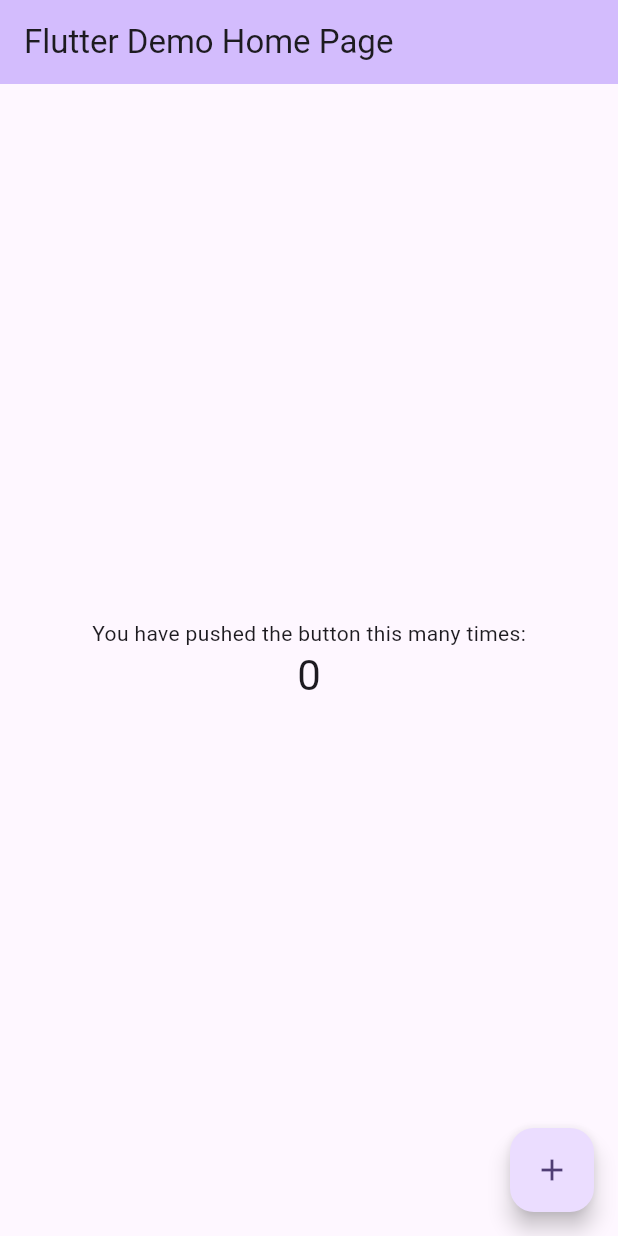
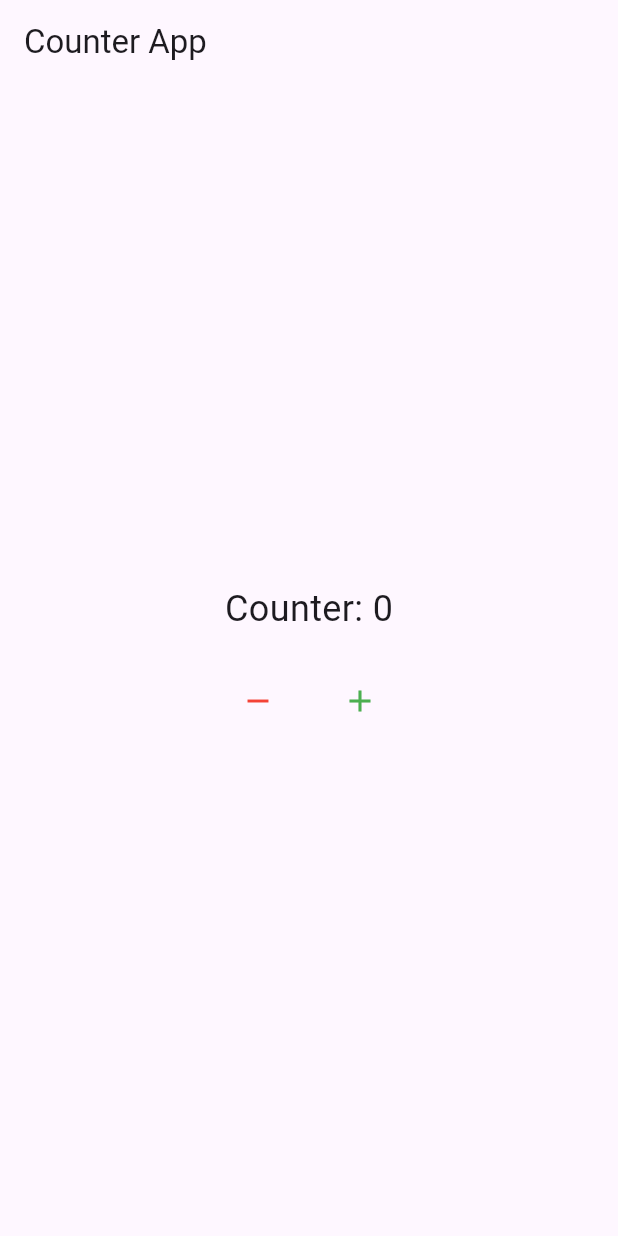
Before and after one commit to omarabolela/getx_viewmodel_example, a Flutter app: the screen it shows after launch, on a phone screen of 412 x 824 dp. Run offline on Flutter 3.47's test engine with Material 3 defaults, Android fonts, the light colour scheme and no system bars; our stand-ins replace get.

Commit message:
basic simple example

```diff
--- a/lib/main.dart
+++ b/lib/main.dart
@@ -1,4 +1,6 @@
 import 'package:flutter/material.dart';
+import 'package:get/get.dart';
+import 'package:getx_viewmodel_example/screens/homepage/homepage_view.dart';
 
 void main() {
   runApp(const MyApp());
@@ -7,119 +9,15 @@
 class MyApp extends StatelessWidget {
   const MyApp({super.key});
 
-  // This widget is the root of your application.
   @override
   Widget build(BuildContext context) {
-    return MaterialApp(
-      title: 'Flutter Demo',
+    return GetMaterialApp(
+      debugShowCheckedModeBanner: false,
+      title: 'Counter App',
       theme: ThemeData(
-        // This is the theme of your application.
-        //
-        // TRY THIS: Try running your application with "flutter run". You'll see
-        // the application has a purple toolbar. Then, without quitting the app,
-        // try changing the seedColor in the colorScheme below to Colors.green
-        // and then invoke "hot reload" (save your changes or press the "hot
-        // reload" button in a Flutter-supported IDE, or press "r" if you used
-        // the command line to start the app).
-        //
-        // Notice that the counter didn't reset back to zero; the application
-        // state is not lost during the reload. To reset the state, use hot
-        // restart instead.
-        //
-        // This works for code too, not just values: Most code changes can be
-        // tested with just a hot reload.
-        colorScheme: ColorScheme.fromSeed(seedColor: Colors.deepPurple),
-        useMaterial3: true,
+        primarySwatch: Colors.blue,
       ),
-      home: const MyHomePage(title: 'Flutter Demo Home Page'),
+      home: const MyHomePage(),
     );
   }
 }
-
-class MyHomePage extends StatefulWidget {
-  const MyHomePage({super.key, required this.title});
-
-  // This widget is the home page of your application. It is stateful, meaning
-  // that it has a State object (defined below) that contains fields that affect
-  // how it looks.
-
-  // This class is the configuration for the state. It holds the values (in this
-  // case the title) provided by the parent (in this case the App widget) and
-  // used by the build method of the State. Fields in a Widget subclass are
-  // always marked "final".
-
-  final String title;
-
-  @override
-  State<MyHomePage> createState() => _MyHomePageState();
-}
-
-class _MyHomePageState extends State<MyHomePage> {
-  int _counter = 0;
-
-  void _incrementCounter() {
-    setState(() {
-      // This call to setState tells the Flutter framework that something has
-      // changed in this State, which causes it to rerun the build method below
-      // so that the display can reflect the updated values. If we changed
-      // _counter without calling setState(), then the build method would not be
-      // called again, and so nothing would appear to happen.
-      _counter++;
-    });
-  }
-
-  @override
-  Widget build(BuildContext context) {
-    // This method is rerun every time setState is called, for instance as done
-    // by the _incrementCounter method above.
-    //
-    // The Flutter framework has been optimized to make rerunning build methods
-    // fast, so that you can just rebuild anything that needs updating rather
-    // than having to individually change instances of widgets.
-    return Scaffold(
-      appBar: AppBar(
-        // TRY THIS: Try changing the color here to a specific color (to
-        // Colors.amber, perhaps?) and trigger a hot reload to see the AppBar
-        // change color while the other colors stay the same.
-        backgroundColor: Theme.of(context).colorScheme.inversePrimary,
-        // Here we take the value from the MyHomePage object that was created by
-        // the App.build method, and use it to set our appbar title.
-        title: Text(widget.title),
-      ),
-      body: Center(
-        // Center is a layout widget. It takes a single child and positions it
-        // in the middle of the parent.
-        child: Column(
-          // Column is also a layout widget. It takes a list of children and
-          // arranges them vertically. By default, it sizes itself to fit its
-          // children horizontally, and tries to be as tall as its parent.
-          //
-          // Column has various properties to control how it sizes itself and
-          // how it positions its children. Here we use mainAxisAlignment to
-          // center the children vertically; the main axis here is the vertical
-          // axis because Columns are vertical (the cross axis would be
-          // horizontal).
-          //
-          // TRY THIS: Invoke "debug painting" (choose the "Toggle Debug Paint"
-          // action in the IDE, or press "p" in the console), to see the
-          // wireframe for each widget.
-          mainAxisAlignment: MainAxisAlignment.center,
-          children: <Widget>[
-            const Text(
-              'You have pushed the button this many times:',
-            ),
-            Text(
-              '$_counter',
-              style: Theme.of(context).textTheme.headlineMedium,
-            ),
-          ],
-        ),
-      ),
-      floatingActionButton: FloatingActionButton(
-        onPressed: _incrementCounter,
-        tooltip: 'Increment',
-        child: const Icon(Icons.add),
-      ), // This trailing comma makes auto-formatting nicer for build methods.
-    );
-  }
-}
--- /dev/null
+++ b/lib/screens/homepage/homepage_view.dart
@@ -0,0 +1,48 @@
+import 'package:flutter/material.dart';
+import 'package:get/get_state_manager/src/simple/get_state.dart';
+import 'package:getx_viewmodel_example/screens/homepage/homepage_viewmodel.dart';
+
+class MyHomePage extends StatelessWidget {
+  const MyHomePage({super.key});
+
+  @override
+  Widget build(BuildContext context) {
+    return GetBuilder<CounterController>(
+        init: CounterController(),
+        builder: (viewmodel) {
+          return Scaffold(
+            appBar: AppBar(
+              title: const Text('Counter App'),
+            ),
+            body: Center(
+              child: Column(
+                mainAxisAlignment: MainAxisAlignment.center,
+                children: [
+                  Text(
+                    'Counter: ${viewmodel.counter}',
+                    style: const TextStyle(fontSize: 24),
+                  ),
+                  const SizedBox(height: 20),
+                  Row(
+                    mainAxisAlignment: MainAxisAlignment.center,
+                    children: [
+                      IconButton(
+                        icon: const Icon(Icons.remove),
+                        onPressed: viewmodel.decrement,
+                        color: Colors.red,
+                      ),
+                      const SizedBox(width: 20),
+                      IconButton(
+                        icon: const Icon(Icons.add),
+                        onPressed: () => viewmodel.increment(),
+                        color: Colors.green,
+                      ),
+                    ],
+                  ),
+                ],
+              ),
+            ),
+          );
+        });
+  }
+}
--- /dev/null
+++ b/lib/screens/homepage/homepage_viewmodel.dart
@@ -0,0 +1,26 @@
+import 'package:flutter/material.dart';
+import 'package:get/get.dart';
+
+class CounterController extends GetxController {
+  int counter = 0;
+
+  void increment() {
+    counter++;
+    update();
+  }
+
+  void decrement() {
+    (!Get.isSnackbarOpen && counter <= 0)
+        ? Get.snackbar(
+            "Error",
+            "Number cannot be less than 0",
+            snackPosition: SnackPosition.BOTTOM,
+            backgroundColor: Colors.red,
+            colorText: Colors.white,
+          )
+        : (counter > 0)
+            ? counter--
+            : null;
+    update();
+  }
+}
--- a/pubspec.yaml
+++ b/pubspec.yaml
@@ -35,6 +35,7 @@ dependencies:
   # The following adds the Cupertino Icons font to your application.
   # Use with the CupertinoIcons class for iOS style icons.
   cupertino_icons: ^1.0.6
+  get: ^4.6.6
 
 dev_dependencies:
   flutter_test:
```
